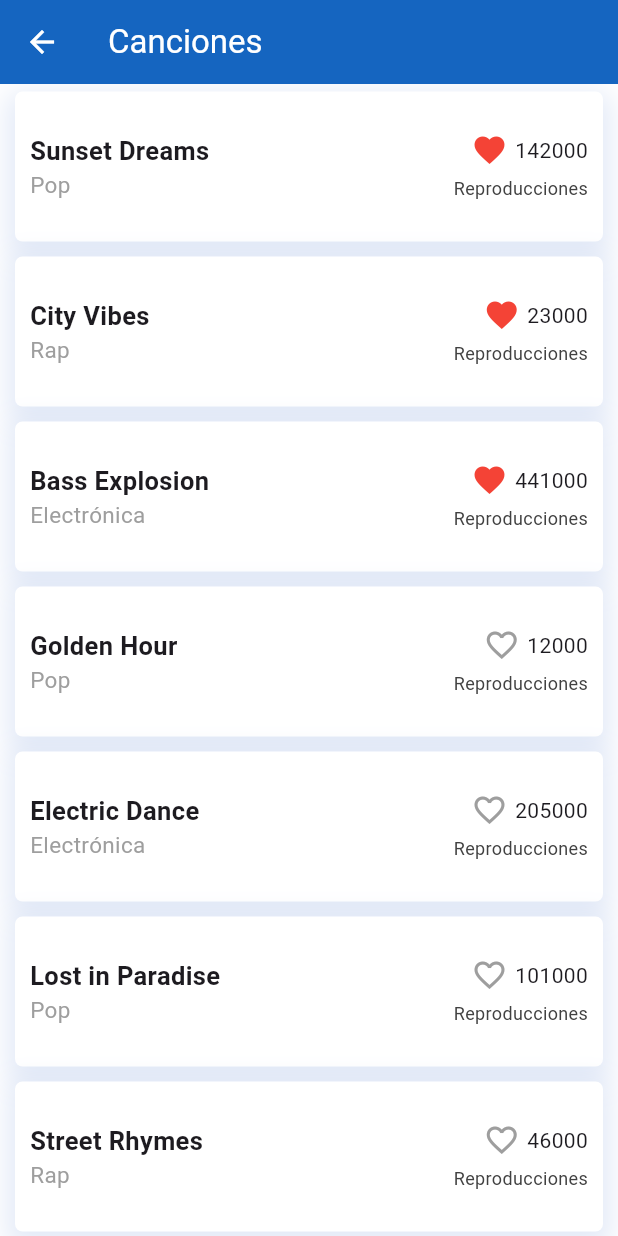
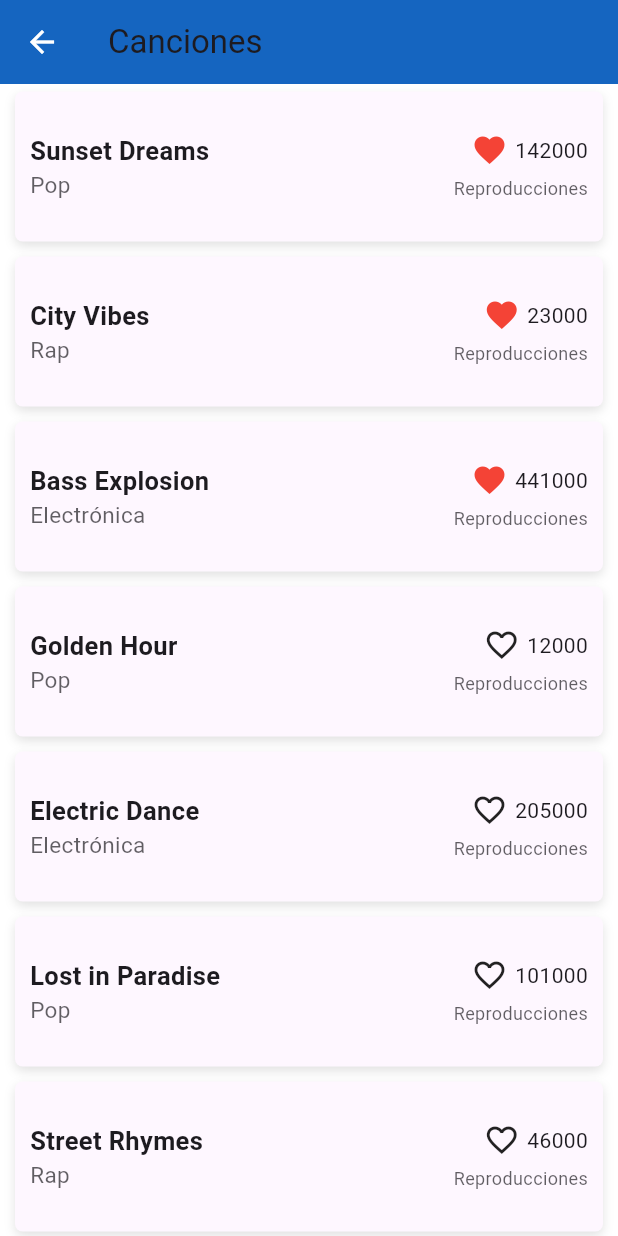
Before and after one commit to ublan/flutter_labo_4, a Flutter app: the CancionesScreen screen opened by its route, on a phone screen of 412 x 824 dp. Run offline on Flutter 3.47's test engine with Material 3 defaults, Android fonts, the light colour scheme and no system bars.

Commit message:
arreglo darkmode

```diff
--- a/lib/main.dart
+++ b/lib/main.dart
@@ -7,7 +7,6 @@ import 'package:flutter_guide_2024/screens/canciones_screen.dart';
 import 'package:flutter_guide_2024/screens/canciones_screen_item.dart';
 import 'package:flutter_guide_2024/screens/artistas_screen.dart';
 import 'package:flutter_guide_2024/screens/artistas_screen_item.dart';
-
 
 void main() async {
   WidgetsFlutterBinding.ensureInitialized();
@@ -56,7 +55,7 @@ class MyApp extends StatelessWidget {
           'provider_navigation_bar': (context) => BottomNavigationScreen(),
           'provider_navigation_bar_provider': (context) =>
               BottomNavigationProvider(),
-          'profile': (context) => const ProfileScreen(),
+          'configuracion': (context) => const ConfiguracionScreen(),
           'canciones': (context) => CancionesScreen(),
           'playlist_item_card': (context) => PlaylistScreenItem(),
           'playlists': (context) => PlaylistScreen(),
--- a/lib/screens/canciones_screen.dart
+++ b/lib/screens/canciones_screen.dart
@@ -7,9 +7,17 @@ class CancionesScreen extends StatelessWidget {
 
   @override
   Widget build(BuildContext context) {
+    final cardColor = Theme.of(context).cardColor;
+    final textColor = Theme.of(context).textTheme.bodyLarge!.color;
+    final iconColor = Theme.of(context).iconTheme.color;
+
     return Scaffold(
       appBar: AppBar(
-        title: const Text('Canciones'),
+        title: Text(
+          'Canciones',
+          style: TextStyle(color: textColor),
+        ),
+        backgroundColor: Theme.of(context).appBarTheme.backgroundColor,
       ),
       body: ListView.builder(
         physics: const BouncingScrollPhysics(),
@@ -29,21 +37,19 @@ class CancionesScreen extends StatelessWidget {
                 },
               );
             },
-
             child: Container(
               height: 100,
               margin: const EdgeInsets.symmetric(horizontal: 10, vertical: 5),
               padding: const EdgeInsets.all(10),
               decoration: BoxDecoration(
-                color: Colors.white,
+                color: cardColor,
                 borderRadius: BorderRadius.circular(5),
-                boxShadow: const [
+                boxShadow: [
                   BoxShadow(
-                    color: Color.fromARGB(31, 22, 78, 189),
-                    blurRadius: 15,
-                    spreadRadius: 5,
-                    offset: Offset(0, 6),
-                  )
+                    color: Colors.grey.withOpacity(0.3),
+                    blurRadius: 5,
+                    offset: const Offset(0, 3),
+                  ),
                 ],
               ),
               child: Row(
@@ -56,16 +62,17 @@ class CancionesScreen extends StatelessWidget {
                       children: [
                         Text(
                           elements[index][1],
-                          style: const TextStyle(
+                          style: TextStyle(
                             fontSize: 17,
                             fontWeight: FontWeight.bold,
+                            color: textColor,
                           ),
                         ),
                         Text(
                           elements[index][2],
-                          style: const TextStyle(
+                          style: TextStyle(
                             fontSize: 15,
-                            color: Colors.grey,
+                            color: textColor?.withOpacity(0.7),
                           ),
                         ),
                       ],
@@ -81,21 +88,24 @@ class CancionesScreen extends StatelessWidget {
                             elements[index][4]
                                 ? Icons.favorite
                                 : Icons.favorite_border,
-                            color: elements[index][4] ? Colors.red : Colors.grey,
+                            color: elements[index][4] ? Colors.red : iconColor,
                           ),
                           const SizedBox(width: 5),
                           Text(
                             '${elements[index][3]}',
-                            style: const TextStyle(fontSize: 14),
+                            style: TextStyle(
+                              fontSize: 14,
+                              color: textColor,
+                            ),
                           ),
                         ],
                       ),
                       const SizedBox(height: 5),
-                      const Text(
+                      Text(
                         'Reproducciones',
                         style: TextStyle(
                           fontSize: 12,
-                          color: Color.fromARGB(255, 65, 65, 65),
+                          color: textColor?.withOpacity(0.7),
                         ),
                       ),
                     ],
--- a/lib/screens/profile_screen.dart
+++ b/lib/screens/configuracion_screen.dart
@@ -3,8 +3,8 @@ import 'package:flutter_guide_2024/helpers/preferences.dart';
 import 'package:flutter_guide_2024/providers/theme_provider.dart';
 import 'package:provider/provider.dart';
 
-class ProfileScreen extends StatelessWidget {
-  const ProfileScreen({super.key});
+class ConfiguracionScreen extends StatelessWidget {
+  const ConfiguracionScreen({super.key});
 
   @override
   Widget build(BuildContext context) {
@@ -13,7 +13,7 @@ class ProfileScreen extends StatelessWidget {
     return Scaffold(
       appBar: AppBar(
         centerTitle: true,
-        title: const Text('ProfileScreen'),
+        title: const Text('Configuracion'),
         elevation: 10,
       ),
       body: SingleChildScrollView(
--- a/lib/screens/screens.dart
+++ b/lib/screens/screens.dart
@@ -4,7 +4,7 @@ export 'package:flutter_guide_2024/screens/bottom_navigation_screen.dart';
 
 export 'package:flutter_guide_2024/screens/bottom_navigation_provider.dart';
 
-export 'package:flutter_guide_2024/screens/profile_screen.dart';
+export 'package:flutter_guide_2024/screens/configuracion_screen.dart';
 
 export 'package:flutter_guide_2024/screens/material_screen.dart';
 
--- a/lib/widgets/drawer_menu.dart
+++ b/lib/widgets/drawer_menu.dart
@@ -3,11 +3,6 @@ import 'package:flutter/material.dart';
 class DrawerMenu extends StatelessWidget {
   final List<Map<String, String>> _menuItems = <Map<String, String>>[
     {'route': 'home', 'title': 'Home', 'subtitle': 'Home + counter app'},
-    {
-      'route': 'artistas_screen',
-      'title': 'artistas_screen',
-      'subtitle': 'Exposito'
-    },
     {
       'route': 'artistas_screen',
       'title': 'artistas_screen',
@@ -36,7 +31,7 @@ class DrawerMenu extends StatelessWidget {
     {'route': 'infinite_scroll', 'title': 'Scroll Infinito', 'subtitle': ''},
     {'route': 'custom_list', 'title': 'Custom list', 'subtitle': ''},
     {'route': 'material_library', 'title': 'Material Library', 'subtitle': ''},
-    {'route': 'profile', 'title': 'Perfil usuario', 'subtitle': ''},
+    {'route': 'configuracion', 'title': 'Configuracion', 'subtitle': ''},
     {
       'route': 'provider_navigation_bar',
       'title': 'Bottom Navigation',
--- a/pubspec.yaml
+++ b/pubspec.yaml
@@ -66,6 +66,7 @@ flutter:
     - assets/images/
     - assets/avatars/
     - assets/artistas/
+    - assets/canciones/
 
   # An image asset can refer to one or more resolution-specific "variants", see
   # https://flutter.dev/assets-and-images/#resolution-aware
```
Lines whose indentation alone changed are shown as unchanged.
